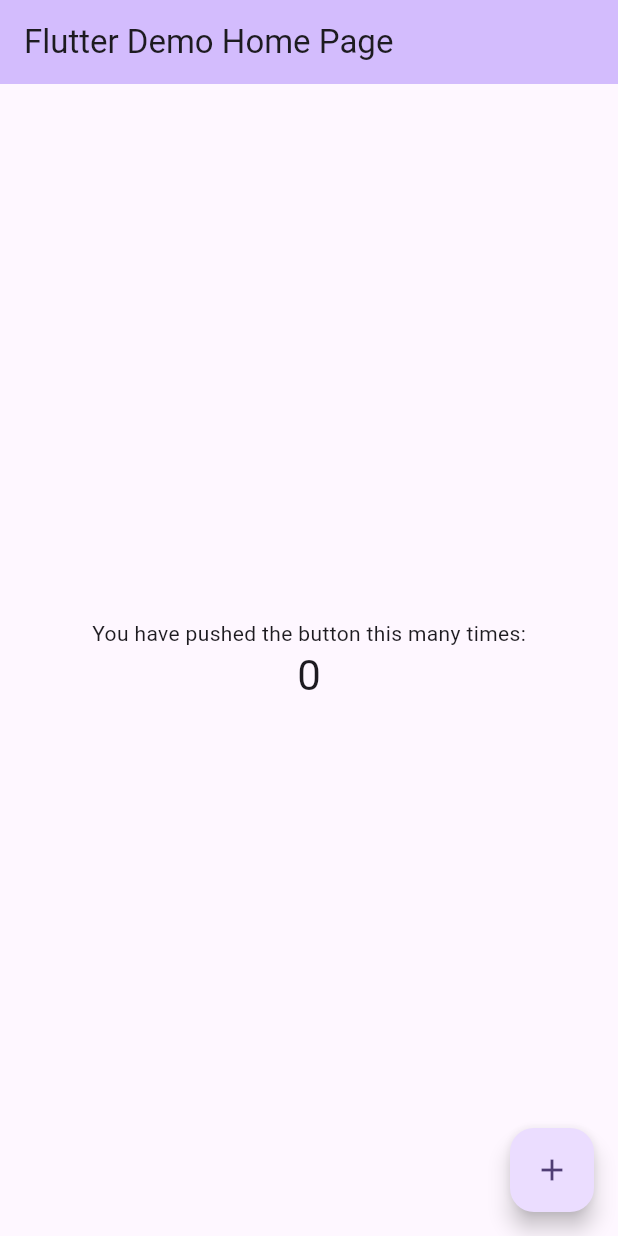
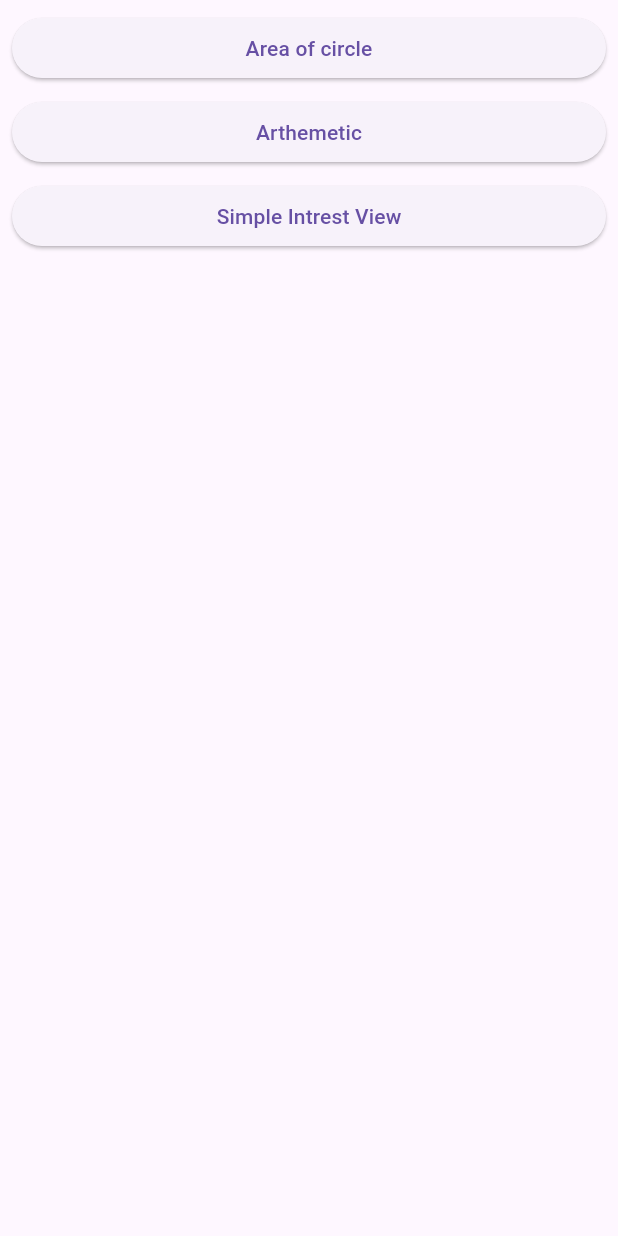
Before and after one commit to Ziroworld/simple_calculator_application, a Flutter app: the screen it shows after launch, on a phone screen of 412 x 824 dp. Run offline on Flutter 3.47's test engine with Material 3 defaults, Android fonts, the phone set to English and light mode, and no system bars.

Commit message:
Added Dashboard with multiple routes to different pages

```diff
--- /dev/null
+++ b/lib/app.dart
@@ -0,0 +1,15 @@
+import 'package:flutter/material.dart';
+import 'package:simple_calculator_application/view/dashboard_view.dart';
+
+class App extends StatelessWidget {
+  const App({super.key});
+
+  @override
+  Widget build(BuildContext context) {
+    return const MaterialApp(
+      debugShowCheckedModeBanner: false,
+      title: "Simple Calculator.",
+      home: Dashboard(),
+    );
+  }
+}
--- a/lib/main.dart
+++ b/lib/main.dart
@@ -1,125 +1,8 @@
 import 'package:flutter/material.dart';
+import 'app.dart';
 
 void main() {
-  runApp(const MyApp());
+  runApp(
+  const App(),
+  );
 }
-
-class MyApp extends StatelessWidget {
-  const MyApp({super.key});
-
-  // This widget is the root of your application.
-  @override
-  Widget build(BuildContext context) {
-    return MaterialApp(
-      title: 'Flutter Demo',
-      theme: ThemeData(
-        // This is the theme of your application.
-        //
-        // TRY THIS: Try running your application with "flutter run". You'll see
-        // the application has a purple toolbar. Then, without quitting the app,
-        // try changing the seedColor in the colorScheme below to Colors.green
-        // and then invoke "hot reload" (save your changes or press the "hot
-        // reload" button in a Flutter-supported IDE, or press "r" if you used
-        // the command line to start the app).
-        //
-        // Notice that the counter didn't reset back to zero; the application
-        // state is not lost during the reload. To reset the state, use hot
-        // restart instead.
-        //
-        // This works for code too, not just values: Most code changes can be
-        // tested with just a hot reload.
-        colorScheme: ColorScheme.fromSeed(seedColor: Colors.deepPurple),
-        useMaterial3: true,
-      ),
-      home: const MyHomePage(title: 'Flutter Demo Home Page'),
-    );
-  }
-}
-
-class MyHomePage extends StatefulWidget {
-  const MyHomePage({super.key, required this.title});
-
-  // This widget is the home page of your application. It is stateful, meaning
-  // that it has a State object (defined below) that contains fields that affect
-  // how it looks.
-
-  // This class is the configuration for the state. It holds the values (in this
-  // case the title) provided by the parent (in this case the App widget) and
-  // used by the build method of the State. Fields in a Widget subclass are
-  // always marked "final".
-
-  final String title;
-
-  @override
-  State<MyHomePage> createState() => _MyHomePageState();
-}
-
-class _MyHomePageState extends State<MyHomePage> {
-  int _counter = 0;
-
-  void _incrementCounter() {
-    setState(() {
-      // This call to setState tells the Flutter framework that something has
-      // changed in this State, which causes it to rerun the build method below
-      // so that the display can reflect the updated values. If we changed
-      // _counter without calling setState(), then the build method would not be
-      // called again, and so nothing would appear to happen.
-      _counter++;
-    });
-  }
-
-  @override
-  Widget build(BuildContext context) {
-    // This method is rerun every time setState is called, for instance as done
-    // by the _incrementCounter method above.
-    //
-    // The Flutter framework has been optimized to make rerunning build methods
-    // fast, so that you can just rebuild anything that needs updating rather
-    // than having to individually change instances of widgets.
-    return Scaffold(
-      appBar: AppBar(
-        // TRY THIS: Try changing the color here to a specific color (to
-        // Colors.amber, perhaps?) and trigger a hot reload to see the AppBar
-        // change color while the other colors stay the same.
-        backgroundColor: Theme.of(context).colorScheme.inversePrimary,
-        // Here we take the value from the MyHomePage object that was created by
-        // the App.build method, and use it to set our appbar title.
-        title: Text(widget.title),
-      ),
-      body: Center(
-        // Center is a layout widget. It takes a single child and positions it
-        // in the middle of the parent.
-        child: Column(
-          // Column is also a layout widget. It takes a list of children and
-          // arranges them vertically. By default, it sizes itself to fit its
-          // children horizontally, and tries to be as tall as its parent.
-          //
-          // Column has various properties to control how it sizes itself and
-          // how it positions its children. Here we use mainAxisAlignment to
-          // center the children vertically; the main axis here is the vertical
-          // axis because Columns are vertical (the cross axis would be
-          // horizontal).
-          //
-          // TRY THIS: Invoke "debug painting" (choose the "Toggle Debug Paint"
-          // action in the IDE, or press "p" in the console), to see the
-          // wireframe for each widget.
-          mainAxisAlignment: MainAxisAlignment.center,
-          children: <Widget>[
-            const Text(
-              'You have pushed the button this many times:',
-            ),
-            Text(
-              '$_counter',
-              style: Theme.of(context).textTheme.headlineMedium,
-            ),
-          ],
-        ),
-      ),
-      floatingActionButton: FloatingActionButton(
-        onPressed: _incrementCounter,
-        tooltip: 'Increment',
-        child: const Icon(Icons.add),
-      ), // This trailing comma makes auto-formatting nicer for build methods.
-    );
-  }
-}
--- /dev/null
+++ b/lib/view/dashboard_view.dart
@@ -0,0 +1,67 @@
+import 'package:flutter/material.dart';
+import 'package:simple_calculator_application/widget/boxspace_widget.dart';
+import 'package:simple_calculator_application/view/area_of_circle_view.dart';
+import 'package:simple_calculator_application/view/arithemetic_view.dart';
+import 'package:simple_calculator_application/view/simple_interest_view.dart';
+
+class Dashboard extends StatefulWidget {
+  const Dashboard({super.key});
+
+  @override
+  State<Dashboard> createState() => _DashboardState();
+}
+
+class _DashboardState extends State<Dashboard> {
+  @override
+  Widget build(BuildContext context) {
+    return Scaffold(
+        body: SafeArea(
+            child: Padding(
+                padding: const EdgeInsets.all(8),
+                child: Column(
+                  children: [
+                    SizedBox(
+                      width: double.infinity,
+                      child: ElevatedButton(
+                        onPressed: () {
+                          Navigator.push(
+                              context,
+                              MaterialPageRoute(
+                                  builder: (context) =>
+                                      const AreaOfCircleView()));
+                        },
+                        child: const Text("Area of circle"),
+                      ),
+                    ),
+                    space8y,
+                    SizedBox(
+                      width: double.infinity,
+                      child: ElevatedButton(
+                        onPressed: () {
+                          Navigator.push(
+                              context,
+                              MaterialPageRoute(
+                                  builder: (context) =>
+                                      const ArithemeticView()));
+                        },
+                        child: const Text("Arthemetic"),
+                      ),
+                    ),
+                    space8y,
+                    SizedBox(
+                      width: double.infinity,
+                      child: ElevatedButton(
+                        onPressed: () {
+                          Navigator.push(
+                              context,
+                              MaterialPageRoute(
+                                  builder: (context) =>
+                                      const SimpleInterestView()));
+                        },
+                        child: const Text("Simple Intrest View"),
+                      ),
+                    ),
+                  ],
+                ))));
+  }
+}
--- /dev/null
+++ b/lib/widget/boxspace_widget.dart
@@ -0,0 +1,3 @@
+import 'package:flutter/material.dart';
+
+const space8y=SizedBox(height: 8,);
```
Also changed, not shown: lib/view/area_of_circle_view.dart (added, +10 -0 lines), lib/view/arithemetic_view.dart (added, +15 -0 lines), lib/view/simple_interest_view.dart (added, +15 -0 lines), 1 other file.
